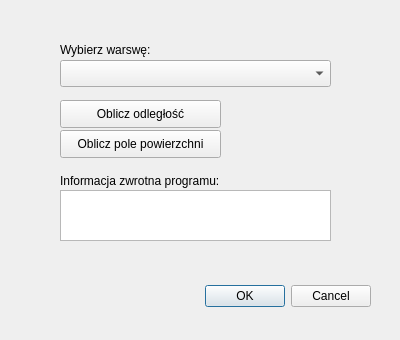
PlaceForNick/Projekt_2, file plugin_dialog_base.ui: the form before one commit.
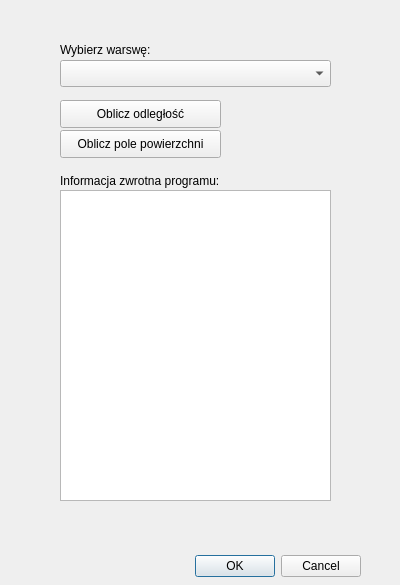
The form after the commit. Custom widgets are drawn as their Qt base class.

What changed in the file:
```diff
--- a/plugin_dialog_base.ui
+++ b/plugin_dialog_base.ui
@@ -7,7 +7,7 @@
     <x>0</x>
     <y>0</y>
     <width>400</width>
-    <height>340</height>
+    <height>585</height>
    </rect>
   </property>
   <property name="windowTitle">
@@ -16,8 +16,8 @@
   <widget class="QDialogButtonBox" name="button_box_ok_anuluj">
    <property name="geometry">
     <rect>
-     <x>30</x>
-     <y>280</y>
+     <x>20</x>
+     <y>550</y>
      <width>341</width>
      <height>32</height>
     </rect>
@@ -84,7 +84,7 @@
      <x>60</x>
      <y>190</y>
      <width>271</width>
-     <height>51</height>
+     <height>311</height>
     </rect>
    </property>
   </widget>
```
